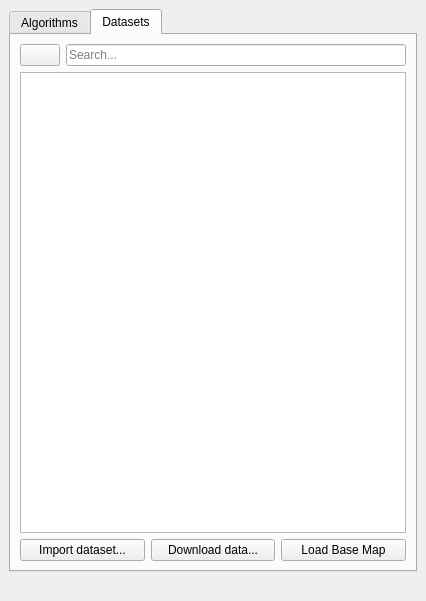
Above: LDMP/gui/WidgetMain.ui from ConservationInternational/trends.earth before the change. Below: the same form after it.
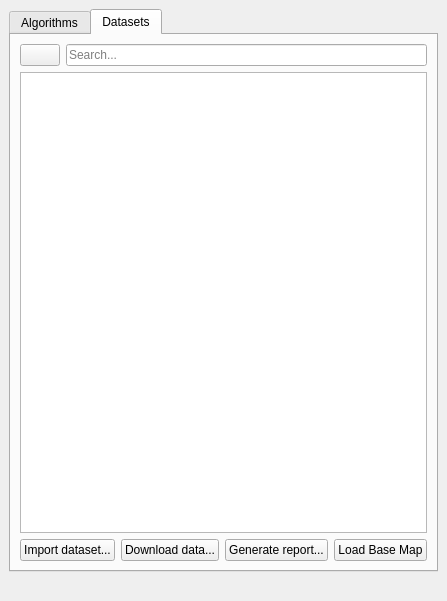
That is the form after the change. The open tabs and pages were chosen to show the change. Custom widgets are drawn as their Qt base class.

Commit message: Incorporate report generation functionality

```diff
--- a/LDMP/gui/WidgetMain.ui
+++ b/LDMP/gui/WidgetMain.ui
@@ -107,6 +107,13 @@
             </property>
            </widget>
           </item>
+          <item>
+           <widget class="QPushButton" name="gen_report_pb">
+            <property name="text">
+             <string>Generate report...</string>
+            </property>
+           </widget>
+          </item>
           <item>
            <widget class="QPushButton" name="pushButton_load">
             <property name="toolTip">
```
Left out of the diff: 4 changed lines with no effect on the pictures. The commit also changes 11 other files.
